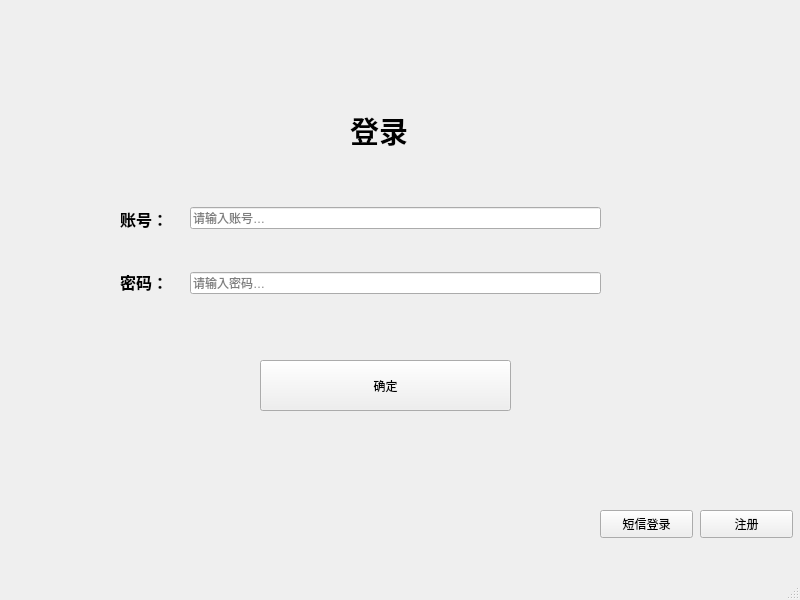
First picture: the form in data.ui, repository ShawTarstar/Delivery-Platform-Design, before the edit.
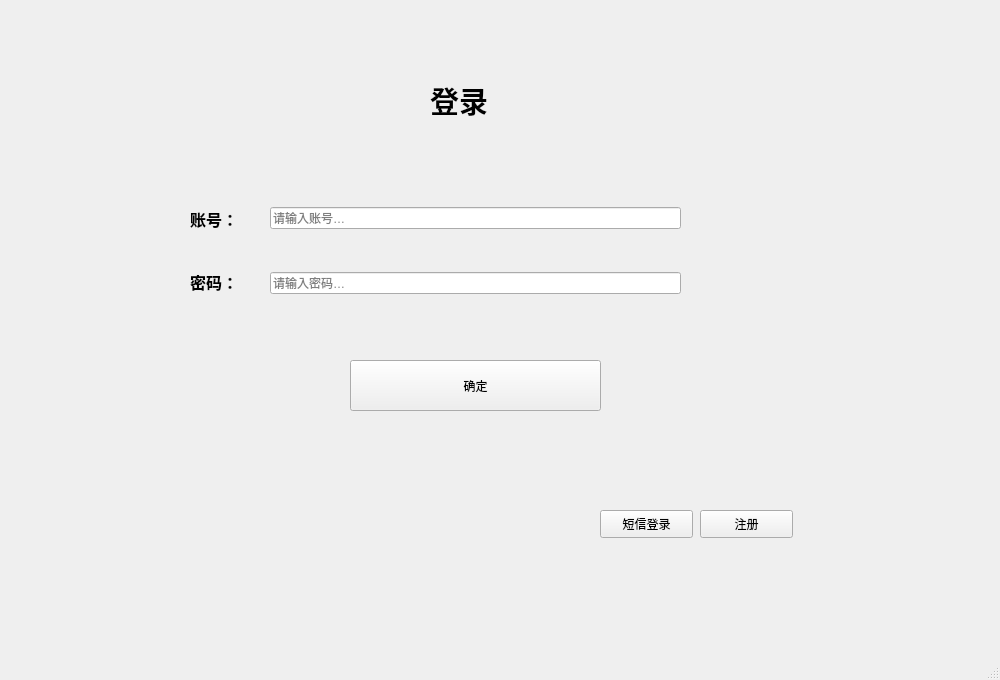
Second picture: the form after the edit.

Patch:
```diff
--- a/data.ui
+++ b/data.ui
@@ -6,8 +6,8 @@
    <rect>
     <x>0</x>
     <y>0</y>
-    <width>800</width>
-    <height>600</height>
+    <width>1000</width>
+    <height>680</height>
    </rect>
   </property>
   <property name="windowTitle">
@@ -17,7 +17,7 @@
    <widget class="QPushButton" name="confirm_Button">
     <property name="geometry">
      <rect>
-      <x>260</x>
+      <x>350</x>
       <y>360</y>
       <width>251</width>
       <height>51</height>
@@ -30,8 +30,8 @@
    <widget class="QLabel" name="label">
     <property name="geometry">
      <rect>
-      <x>350</x>
-      <y>100</y>
+      <x>430</x>
+      <y>70</y>
       <width>131</width>
       <height>61</height>
      </rect>
@@ -69,9 +69,9 @@
    <widget class="QWidget" name="layoutWidget_2">
     <property name="geometry">
      <rect>
-      <x>120</x>
+      <x>190</x>
       <y>190</y>
-      <width>61</width>
+      <width>62</width>
       <height>121</height>
      </rect>
     </property>
@@ -95,7 +95,7 @@
    <widget class="QWidget" name="layoutWidget_3">
     <property name="geometry">
      <rect>
-      <x>190</x>
+      <x>270</x>
       <y>170</y>
       <width>411</width>
       <height>161</height>
```
Left out of the diff: 4 changed lines with no effect on the pictures.
